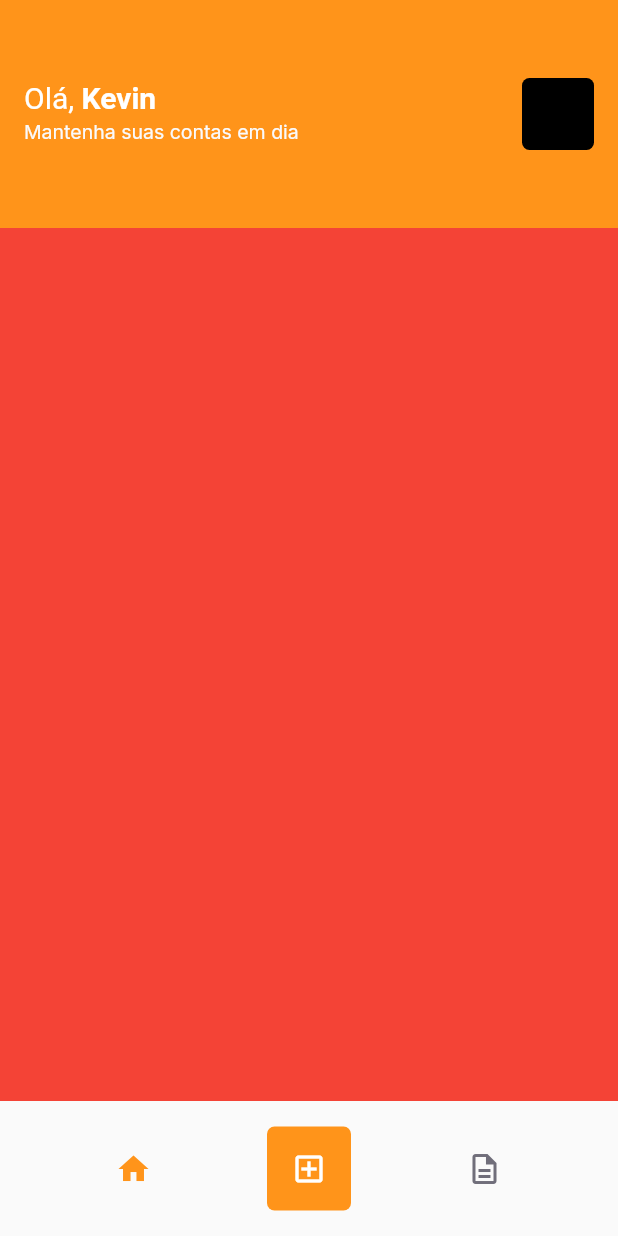
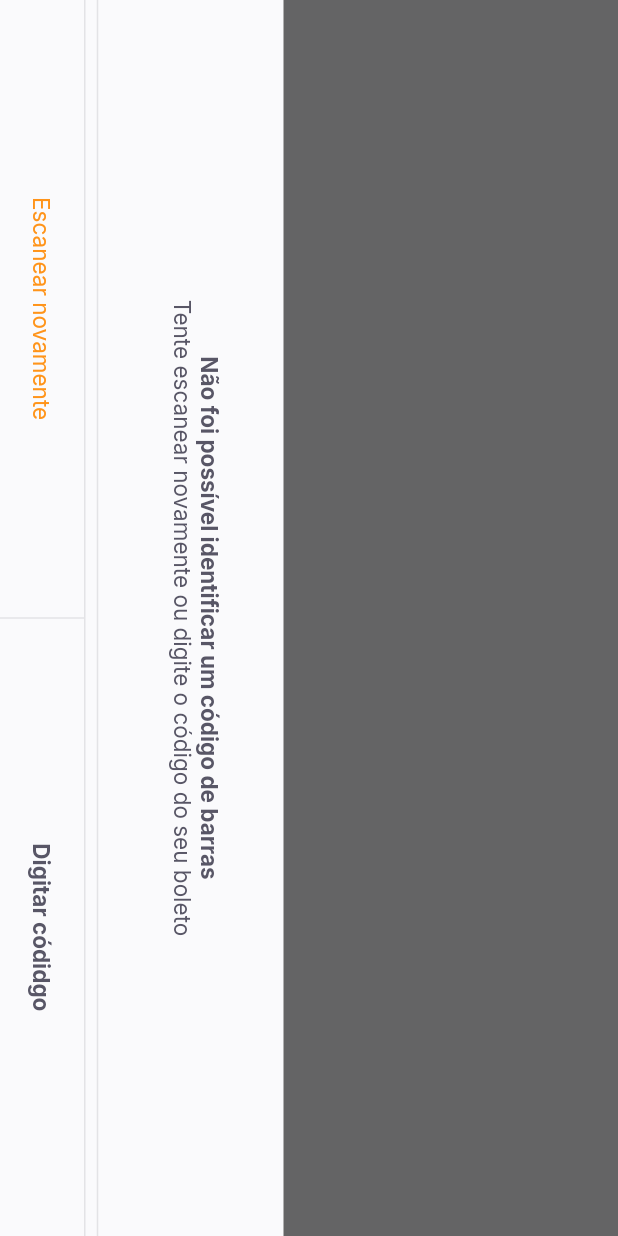
Before and after one commit to kevinraafael/NLW-Together-Flutter, a Flutter app: the HomePage screen opened by its route, after a tap on the "add box" icon, on a phone screen of 412 x 824 dp. Run offline on Flutter 3.47's test engine with Material 2 defaults, Android fonts, the phone set to English and light mode, and no system bars; our stand-ins replace camera, firebase_core, google_fonts, google_sign_in, shared_preferences; accounts and stored records are empty.

Commit message:
botoes da tela de qr code ok

```diff
--- a/lib/app_widget.dart
+++ b/lib/app_widget.dart
@@ -1,4 +1,6 @@
 import 'package:flutter/material.dart';
+import 'package:flutter/services.dart';
+import 'package:payflow/modules/barcode_scanner/barcode_scanner_page.dart';
 import 'package:payflow/modules/home/home_page.dart';
 import 'package:payflow/modules/splash/splash_page.dart';
 import 'package:payflow/shared/themes/appcolors.dart';
@@ -9,17 +11,26 @@ void main() {
 }
 
 class AppWidget extends StatelessWidget {
+  AppWidget() {
+    SystemChrome.setPreferredOrientations([
+      DeviceOrientation.portraitDown,
+      DeviceOrientation.portraitUp,
+    ]);
+  }
+
   // This widget is the root of your application.
   @override /*  */
   Widget build(BuildContext context) {
     return MaterialApp(
       title: 'Pay Flow',
-      theme: ThemeData(primaryColor: AppColors.primary),
+      theme: ThemeData(
+          primarySwatch: Colors.orange, primaryColor: AppColors.primary),
       initialRoute: "/splash",
       routes: {
         "/splash": (context) => SplashPage(),
         "/home": (context) => HomePage(),
-        "/login": (context) => LoginPage()
+        "/login": (context) => LoginPage(),
+        "barcode_scanner": (context) => BarcodeScannerPage()
       },
     );
   }
--- /dev/null
+++ b/lib/modules/barcode_scanner/barcode_scanner_controller.dart
@@ -0,0 +1,21 @@
+import 'package:camera/camera.dart';
+import 'package:payflow/modules/barcode_scanner/barcode_scanner_status.dart';
+
+class BarcodeScannerController {
+  BarcodeScannerStatus status = BarcodeScannerStatus();
+
+  void getAvaliableCameras() async {
+    try {
+      final response = await availableCameras();
+      final camera = response.firstWhere(
+          (element) => element.lensDirection == CameraLensDirection.back);
+      final cameraController =
+          CameraController(camera, ResolutionPreset.max, enableAudio: false);
+      status = BarcodeScannerStatus.avaliable(cameraController);
+    } catch (e) {
+      status = BarcodeScannerStatus.error(e.toString());
+    }
+    void listenCamera() {}
+    ;
+  }
+}
--- /dev/null
+++ b/lib/modules/barcode_scanner/barcode_scanner_page.dart
@@ -0,0 +1,73 @@
+import 'package:flutter/material.dart';
+import 'package:payflow/shared/themes/app_text_styles.dart';
+import 'package:payflow/shared/themes/appcolors.dart';
+import 'package:payflow/shared/widgets/bottom_sheet_widget.dart/bottom_shet_widget.dart';
+import 'package:payflow/shared/widgets/divider_vertical/divider_vertical_widget.dart';
+import 'package:payflow/shared/widgets/label_button/label_button.dart';
+import 'package:payflow/shared/widgets/set_label_buttons/set_label_buttons.dart';
+
+class BarcodeScannerPage extends StatefulWidget {
+  const BarcodeScannerPage({Key? key}) : super(key: key);
+
+  @override
+  _BarcodeScannerPageState createState() => _BarcodeScannerPageState();
+}
+
+class _BarcodeScannerPageState extends State<BarcodeScannerPage> {
+  @override
+  Widget build(BuildContext context) {
+    return BottomSheetWidget(
+      title: "Não foi possível identificar um código de barras",
+      subtitle: "Tente escanear novamente ou digite o código do seu boleto",
+      primaryLabel: "Escanear novamente",
+      primaryOnPresed: () {},
+      secondaryLabel: "Digitar códidgo",
+      secondaryOnPressed: () {},
+    );
+    return SafeArea(
+      top: true,
+      bottom: true,
+      left: true,
+      right: true,
+      child: RotatedBox(
+        quarterTurns: 1,
+        child: Scaffold(
+            appBar: AppBar(
+              backgroundColor: Colors.black,
+              title: Text("Escaneie o código de barras do boleto",
+                  style: TextStyles.buttonBackground),
+              centerTitle: true,
+              leading: BackButton(
+                color: AppColors.background,
+              ),
+            ),
+            body: Column(
+              children: [
+                Expanded(
+                  child: Container(
+                    color: Colors.black.withOpacity(0.6),
+                  ),
+                ),
+                Expanded(
+                  flex: 2,
+                  child: Container(
+                    color: Colors.transparent,
+                  ),
+                ),
+                Expanded(
+                  child: Container(
+                    color: Colors.black.withOpacity(0.6),
+                  ),
+                )
+              ],
+            ),
+            bottomNavigationBar: SetLabelButtons(
+              primaryLabel: "Inserir código do boleto",
+              primaryOnPresed: () {},
+              secondaryLabel: "Adicionar da galeria",
+              secondaryOnPressed: () {},
+            )),
+      ),
+    );
+  }
+}
--- /dev/null
+++ b/lib/modules/barcode_scanner/barcode_scanner_status.dart
@@ -0,0 +1,26 @@
+import 'package:camera/camera.dart';
+
+class BarcodeScannerStatus {
+  final bool isCameraAvaliable;
+  final String error;
+  final String barcode;
+  CameraController? cameraController;
+
+  BarcodeScannerStatus({
+    this.isCameraAvaliable = false,
+    this.cameraController,
+    this.error = "",
+    this.barcode = "",
+  });
+  factory BarcodeScannerStatus.avaliable(CameraController controller) =>
+      BarcodeScannerStatus(
+          isCameraAvaliable: true, cameraController: controller);
+  factory BarcodeScannerStatus.error(String message) =>
+      BarcodeScannerStatus(error: message);
+
+  factory BarcodeScannerStatus.barcode(String barcode) =>
+      BarcodeScannerStatus(barcode: barcode);
+  bool get ShowCamera => isCameraAvaliable && error.isEmpty;
+  bool get hasError => error.isNotEmpty;
+  bool get hasBarcode => barcode.isNotEmpty;
+}
--- a/lib/modules/home/home_page.dart
+++ b/lib/modules/home/home_page.dart
@@ -73,9 +73,6 @@ class _HomePageState extends State<HomePage> {
               ),
             ),
             GestureDetector(
-              onTap: () {
-                print("clicou bb");
-              },
               child: Container(
                 width: 56,
                 height: 56,
@@ -83,7 +80,9 @@ class _HomePageState extends State<HomePage> {
                     color: AppColors.primary,
                     borderRadius: BorderRadius.circular(5)),
                 child: IconButton(
-                  onPressed: () {},
+                  onPressed: () {
+                    Navigator.pushNamed(context, "barcode_scanner");
+                  },
                   icon: Icon(
                     Icons.add_box_outlined,
                     color: AppColors.background,
--- a/lib/modules/login/login_page.dart
+++ b/lib/modules/login/login_page.dart
@@ -1,5 +1,5 @@
 import 'package:flutter/material.dart';
-import 'package:google_sign_in/google_sign_in.dart';
+
 import 'package:payflow/modules/login/login_controller.dart';
 import 'package:payflow/shared/widgets/social_login_butoon.dart';
 import '../../shared/themes/app_images.dart';
--- a/lib/shared/themes/app_images.dart
+++ b/lib/shared/themes/app_images.dart
@@ -1,5 +1,3 @@
-import 'package:flutter/material.dart';
-
 class AppImages {
   static const logoFull = "assets/images/logofull.png";
   static const logomini = "assets/images/logomini.png";
--- /dev/null
+++ b/lib/shared/widgets/bottom_sheet_widget.dart/bottom_shet_widget.dart
@@ -0,0 +1,74 @@
+import 'package:flutter/material.dart';
+import 'package:payflow/shared/themes/app_text_styles.dart';
+import 'package:payflow/shared/themes/appcolors.dart';
+import 'package:payflow/shared/widgets/set_label_buttons/set_label_buttons.dart';
+
+class BottomSheetWidget extends StatelessWidget {
+  final String primaryLabel;
+  final VoidCallback primaryOnPresed;
+  final String secondaryLabel;
+  final VoidCallback secondaryOnPressed;
+  final String title;
+  final String subtitle;
+  const BottomSheetWidget(
+      {Key? key,
+      required this.primaryLabel,
+      required this.primaryOnPresed,
+      required this.secondaryLabel,
+      required this.secondaryOnPressed,
+      required this.title,
+      required this.subtitle})
+      : super(key: key);
+
+  @override
+  Widget build(BuildContext context) {
+    return SafeArea(
+        child: RotatedBox(
+            quarterTurns: 1,
+            child: Material(
+              child: Container(
+                color: AppColors.shape,
+                child: Column(
+                  children: [
+                    Expanded(
+                        child: Container(
+                      color: Colors.black.withOpacity(0.6),
+                    )),
+                    Column(
+                      children: [
+                        Padding(
+                          padding: const EdgeInsets.all(40),
+                          child: Text.rich(
+                            TextSpan(
+                                text: title,
+                                style: TextStyles.buttonBoldHeading,
+                                children: [
+                                  TextSpan(
+                                      text: "\n$subtitle",
+                                      style: TextStyles.buttonHeading)
+                                ]),
+                            textAlign: TextAlign.center,
+                          ),
+                        ),
+                        Divider(
+                          thickness: 1,
+                          color: AppColors.stroke,
+                        ),
+                        Container(
+                          height: 1,
+                          color: AppColors.stroke,
+                        ),
+                        SetLabelButtons(
+                            enablePrimaryColor: true,
+                            primaryLabel: primaryLabel,
+                            primaryOnPresed: primaryOnPresed,
+                            secondaryLabel: secondaryLabel,
+                            secondaryOnPressed: secondaryOnPressed)
+                      ],
+                    )
+                  ],
+                ),
+              ),
+            )));
+  }
+}
--- /dev/null
+++ b/lib/shared/widgets/divider_vertical/divider_vertical_widget.dart
@@ -0,0 +1,15 @@
+import 'package:flutter/material.dart';
+import 'package:payflow/shared/themes/appcolors.dart';
+
+class DividerVerticalWidget extends StatelessWidget {
+  const DividerVerticalWidget({Key? key}) : super(key: key);
+
+  @override
+  Widget build(BuildContext context) {
+    return Container(
+      width: 1,
+      height: double.maxFinite,
+      color: AppColors.stroke,
+    );
+  }
+}
--- /dev/null
+++ b/lib/shared/widgets/label_button/label_button.dart
@@ -0,0 +1,27 @@
+import 'package:flutter/material.dart';
+import 'package:payflow/shared/themes/app_text_styles.dart';
+
+class LabelButton extends StatelessWidget {
+  final String label;
+  final VoidCallback onPressed;
+  final TextStyle? style;
+  const LabelButton({
+    Key? key,
+    required this.label,
+    required this.onPressed,
+    this.style,
+  }) : super(key: key);
+
+  @override
+  Widget build(BuildContext context) {
+    return Container(
+        height: 56,
+        child: TextButton(
+          onPressed: onPressed,
+          child: Text(
+            label,
+            style: style ?? TextStyles.buttonBoldHeading,
+          ),
+        ));
+  }
+}
--- /dev/null
+++ b/lib/shared/widgets/set_label_buttons/set_label_buttons.dart
@@ -0,0 +1,44 @@
+import 'package:flutter/material.dart';
+import 'package:payflow/shared/themes/app_text_styles.dart';
+import 'package:payflow/shared/widgets/divider_vertical/divider_vertical_widget.dart';
+import 'package:payflow/shared/widgets/label_button/label_button.dart';
+
+class SetLabelButtons extends StatelessWidget {
+  final String primaryLabel;
+  final VoidCallback primaryOnPresed;
+  final String secondaryLabel;
+  final VoidCallback secondaryOnPressed;
+  final bool enablePrimaryColor;
+  const SetLabelButtons(
+      {Key? key,
+      required this.primaryLabel,
+      required this.primaryOnPresed,
+      required this.secondaryLabel,
+      required this.secondaryOnPressed,
+      this.enablePrimaryColor = false})
+      : super(key: key);
+
+  @override
+  Widget build(BuildContext context) {
+    return Container(
+        height: 56,
+        child: Row(
+          children: [
+            Expanded(
+              child: LabelButton(
+                label: primaryLabel,
+                onPressed: primaryOnPresed,
+                style: enablePrimaryColor ? TextStyles.buttonPrimary : null,
+              ),
+            ),
+            DividerVerticalWidget(),
+            Expanded(
+              child: LabelButton(
+                label: secondaryLabel,
+                onPressed: secondaryOnPressed,
+              ),
+            )
+          ],
+        ));
+  }
+}
--- a/pubspec.yaml
+++ b/pubspec.yaml
@@ -32,8 +32,10 @@ dependencies:
   google_sign_in: ^5.0.4
   google_sign_in_web: ^0.10.0
   shared_preferences: ^2.0.6
-
-
+  google_ml_kit: ^0.6.0
+  camera: ^0.8.1+3
+  image_picker: ^0.8.1+1
+  image_picker_for_web: ^2.0.0
 dev_dependencies:
   flutter_test:
     sdk: flutter
```
Also changed, not shown: pubspec.lock.
